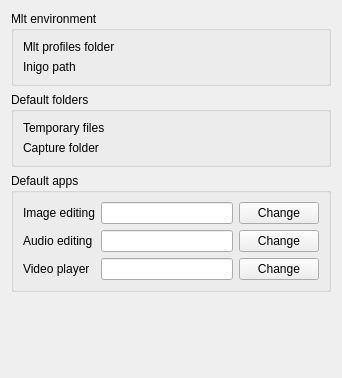
First picture: the form in src/widgets/configenv_ui.ui, repository KDE/kdenlive, before the edit.
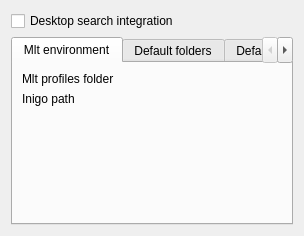
Second picture: the form after the edit. Custom widgets are drawn as their Qt base class.

Commit message: Add config option to enable/disable Nepomuk integration (Desktop search)

What changed in the file:
```diff
--- a/src/widgets/configenv_ui.ui
+++ b/src/widgets/configenv_ui.ui
@@ -5,18 +5,29 @@
    <rect>
     <x>0</x>
     <y>0</y>
-    <width>342</width>
-    <height>378</height>
+    <width>304</width>
+    <height>236</height>
    </rect>
   </property>
-  <layout class="QGridLayout" name="gridLayout_4" >
-   <item row="0" column="0" >
-    <widget class="QGroupBox" name="groupBox" >
-     <property name="title" >
-      <string>Mlt environment</string>
-     </property>
      <layout class="QGridLayout" name="gridLayout" >
       <item row="0" column="0" >
+    <widget class="QCheckBox" name="kcfg_activate_nepomuk" >
+     <property name="text" >
+      <string>Desktop search integration</string>
+     </property>
+    </widget>
+   </item>
+   <item row="1" column="0" >
+    <widget class="QTabWidget" name="tabWidget" >
+     <property name="currentIndex" >
+      <number>0</number>
+     </property>
+     <widget class="QWidget" name="tab" >
+      <attribute name="title" >
+       <string>Mlt environment</string>
+      </attribute>
+      <layout class="QGridLayout" name="gridLayout_4" >
+       <item row="0" column="0" >
        <widget class="QLabel" name="label" >
         <property name="text" >
          <string>Mlt profiles folder</string>
@@ -36,15 +47,26 @@
       <item row="1" column="1" >
        <widget class="KUrlRequester" name="rendererpathurl" />
       </item>
-     </layout>
-    </widget>
-   </item>
-   <item row="1" column="0" >
-    <widget class="QGroupBox" name="groupBox_2" >
-     <property name="title" >
+       <item row="2" column="1" >
+        <spacer name="verticalSpacer_2" >
+         <property name="orientation" >
+          <enum>Qt::Vertical</enum>
+         </property>
+         <property name="sizeHint" stdset="0" >
+          <size>
+           <width>20</width>
+           <height>40</height>
+          </size>
+         </property>
+        </spacer>
+       </item>
+      </layout>
+     </widget>
+     <widget class="QWidget" name="tab_2" >
+      <attribute name="title" >
       <string>Default folders</string>
-     </property>
-     <layout class="QGridLayout" name="gridLayout_2" >
+      </attribute>
+      <layout class="QGridLayout" name="gridLayout_5" >
       <item row="0" column="0" >
        <widget class="QLabel" name="label_3" >
         <property name="text" >
@@ -65,15 +87,26 @@
       <item row="1" column="1" >
        <widget class="KUrlRequester" name="capturefolderurl" />
       </item>
-     </layout>
-    </widget>
-   </item>
-   <item row="2" column="0" >
-    <widget class="QGroupBox" name="groupBox_3" >
-     <property name="title" >
+       <item row="2" column="1" >
+        <spacer name="verticalSpacer_3" >
+         <property name="orientation" >
+          <enum>Qt::Vertical</enum>
+         </property>
+         <property name="sizeHint" stdset="0" >
+          <size>
+           <width>20</width>
+           <height>40</height>
+          </size>
+         </property>
+        </spacer>
+       </item>
+      </layout>
+     </widget>
+     <widget class="QWidget" name="tab_3" >
+      <attribute name="title" >
       <string>Default apps</string>
-     </property>
-     <layout class="QGridLayout" name="gridLayout_3" >
+      </attribute>
+      <layout class="QGridLayout" name="gridLayout_6" >
       <item row="0" column="0" >
        <widget class="QLabel" name="label_4" >
         <property name="text" >
@@ -137,21 +170,22 @@
         </property>
        </widget>
       </item>
-     </layout>
-    </widget>
-   </item>
-   <item row="3" column="0" >
-    <spacer name="verticalSpacer" >
+       <item row="3" column="1" >
+        <spacer name="verticalSpacer_4" >
      <property name="orientation" >
       <enum>Qt::Vertical</enum>
      </property>
      <property name="sizeHint" stdset="0" >
       <size>
        <width>20</width>
-       <height>56</height>
+           <height>40</height>
       </size>
      </property>
     </spacer>
+       </item>
+      </layout>
+     </widget>
+    </widget>
    </item>
   </layout>
  </widget>
```
Lines whose indentation alone changed are shown as unchanged. The commit also changes 2 other files.
